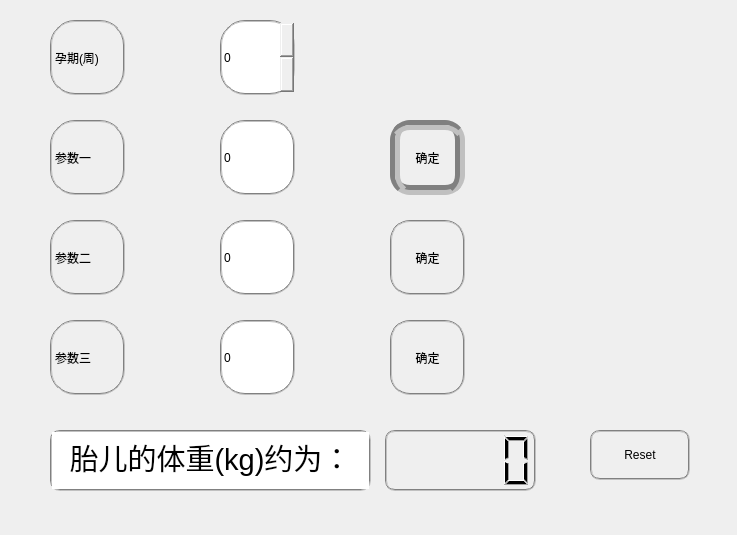
This is child.ui in LuoXubo/SUFE_Calculator as Qt 5 draws it before an edit. The edited form follows.
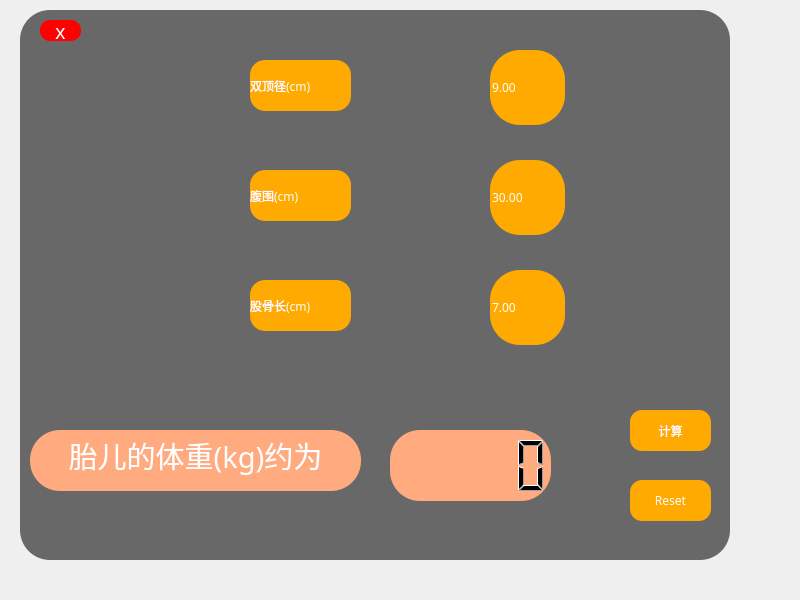
This is the edited form.

Commit message: 添加UI优化版本，最终版本还需确定

```diff
--- a/child.ui
+++ b/child.ui
@@ -6,256 +6,261 @@
    <rect>
     <x>0</x>
     <y>0</y>
-    <width>737</width>
-    <height>535</height>
+    <width>800</width>
+    <height>600</height>
    </rect>
   </property>
   <property name="font">
    <font>
+    <family>黑体</family>
     <pointsize>9</pointsize>
    </font>
   </property>
   <property name="windowTitle">
    <string>胎儿体重计算器</string>
   </property>
-  <widget class="QPushButton" name="ok_1">
-   <property name="geometry">
-    <rect>
-     <x>390</x>
-     <y>120</y>
-     <width>75</width>
-     <height>75</height>
-    </rect>
-   </property>
    <property name="styleSheet">
-    <string notr="true">border-radius: 20px; 
-border:10px groove gray;</string>
-   </property>
-   <property name="text">
-    <string>确定</string>
-   </property>
-  </widget>
-  <widget class="QPushButton" name="ok_2">
+   <string notr="true">border-radius:30px</string>
+  </property>
+  <widget class="QWidget" name="base_widget" native="true">
    <property name="geometry">
     <rect>
-     <x>390</x>
-     <y>220</y>
-     <width>75</width>
-     <height>75</height>
+     <x>20</x>
+     <y>10</y>
+     <width>710</width>
+     <height>550</height>
     </rect>
    </property>
    <property name="styleSheet">
-    <string notr="true">border-radius: 20px; 
-border:2px groove gray;</string>
+    <string notr="true">background-color: rgb(104, 104, 104);
+font: 15pt &quot;华文行楷&quot;;
+</string>
    </property>
-   <property name="text">
-    <string>确定</string>
-   </property>
-  </widget>
-  <widget class="QPushButton" name="ok_3">
-   <property name="geometry">
-    <rect>
-     <x>390</x>
-     <y>320</y>
-     <width>75</width>
-     <height>75</height>
-    </rect>
-   </property>
-   <property name="styleSheet">
-    <string notr="true">border-radius: 20px; 
-border:2px groove gray;</string>
-   </property>
-   <property name="text">
-    <string>确定</string>
-   </property>
-  </widget>
-  <widget class="QSpinBox" name="week">
-   <property name="geometry">
-    <rect>
-     <x>220</x>
-     <y>20</y>
-     <width>75</width>
-     <height>75</height>
-    </rect>
-   </property>
-   <property name="styleSheet">
-    <string notr="true">border-radius: 25px; 
-border:2px groove gray;</string>
-   </property>
-  </widget>
-  <widget class="QLabel" name="label">
-   <property name="geometry">
-    <rect>
-     <x>50</x>
-     <y>20</y>
-     <width>75</width>
-     <height>75</height>
-    </rect>
-   </property>
-   <property name="styleSheet">
-    <string notr="true">border-radius: 25px; 
-border:2px groove gray;</string>
-   </property>
-   <property name="text">
-    <string>孕期(周)</string>
-   </property>
-  </widget>
-  <widget class="QLabel" name="label_2">
-   <property name="geometry">
-    <rect>
-     <x>50</x>
-     <y>120</y>
-     <width>75</width>
-     <height>75</height>
-    </rect>
-   </property>
-   <property name="styleSheet">
-    <string notr="true">border-radius: 25px; 
-border:2px groove gray;</string>
-   </property>
-   <property name="text">
-    <string>参数一</string>
-   </property>
-  </widget>
-  <widget class="QLabel" name="label_3">
-   <property name="geometry">
-    <rect>
-     <x>50</x>
-     <y>220</y>
-     <width>75</width>
-     <height>75</height>
-    </rect>
-   </property>
-   <property name="styleSheet">
-    <string notr="true">border-radius: 25px; 
-border:2px groove gray;</string>
-   </property>
-   <property name="text">
-    <string>参数二</string>
-   </property>
-  </widget>
-  <widget class="QLabel" name="label_4">
-   <property name="geometry">
-    <rect>
-     <x>50</x>
-     <y>320</y>
-     <width>75</width>
-     <height>75</height>
-    </rect>
-   </property>
-   <property name="styleSheet">
-    <string notr="true">border-radius: 25px; 
-border:2px groove gray;</string>
-   </property>
-   <property name="text">
-    <string>参数三</string>
-   </property>
-  </widget>
   <widget class="QLineEdit" name="p_1">
    <property name="enabled">
     <bool>true</bool>
    </property>
    <property name="geometry">
     <rect>
-     <x>220</x>
-     <y>120</y>
+      <x>470</x>
+      <y>40</y>
      <width>75</width>
      <height>75</height>
     </rect>
    </property>
    <property name="styleSheet">
-    <string notr="true">border-radius: 25px; 
-border:2px groove gray;</string>
+     <string notr="true">font: 15pt &quot;华文行楷&quot;;
+color: rgb(255, 255, 255);
+background-color: rgb(255, 170, 0);</string>
    </property>
    <property name="text">
-    <string>0</string>
+     <string>9.00</string>
    </property>
   </widget>
   <widget class="QLineEdit" name="p_2">
    <property name="geometry">
     <rect>
-     <x>220</x>
-     <y>220</y>
+      <x>470</x>
+      <y>150</y>
      <width>75</width>
      <height>75</height>
     </rect>
    </property>
    <property name="styleSheet">
-    <string notr="true">border-radius: 25px; 
-border:2px groove gray;</string>
+     <string notr="true">background-color: rgb(104, 104, 104);
+font: 15pt &quot;华文行楷&quot;;
+color: rgb(255, 255, 255);
+background-color: rgb(255, 170, 0);</string>
    </property>
    <property name="text">
-    <string>0</string>
+     <string>30.00</string>
    </property>
   </widget>
   <widget class="QLineEdit" name="p_3">
    <property name="geometry">
     <rect>
-     <x>220</x>
-     <y>320</y>
+      <x>470</x>
+      <y>260</y>
      <width>75</width>
      <height>75</height>
     </rect>
    </property>
    <property name="styleSheet">
-    <string notr="true">border-radius: 25px; 
-border:2px groove gray;</string>
+     <string notr="true">background-color: rgb(104, 104, 104);
+font: 15pt &quot;华文行楷&quot;;
+color: rgb(255, 255, 255);
+background-color: rgb(255, 170, 0);</string>
    </property>
    <property name="text">
-    <string>0</string>
-   </property>
-  </widget>
-  <widget class="QLCDNumber" name="result">
+     <string>7.00</string>
+    </property>
+   </widget>
+   <widget class="QLabel" name="label_3">
    <property name="geometry">
     <rect>
-     <x>385</x>
-     <y>430</y>
-     <width>151</width>
-     <height>61</height>
+      <x>230</x>
+      <y>160</y>
+      <width>101</width>
+      <height>51</height>
     </rect>
    </property>
    <property name="styleSheet">
-    <string notr="true">border-radius: 10px; 
-border:2px groove gray;</string>
+     <string notr="true">background-color: rgb(104, 104, 104);
+font: 15pt &quot;华文行楷&quot;;
+color: rgb(255, 255, 255);
+background-color: rgb(255, 170, 0);
+border-radius: 15px</string>
+    </property>
+    <property name="text">
+     <string>腹围(cm)</string>
+    </property>
+   </widget>
+   <widget class="QLabel" name="label_4">
+    <property name="geometry">
+     <rect>
+      <x>230</x>
+      <y>270</y>
+      <width>101</width>
+      <height>51</height>
+     </rect>
+    </property>
+    <property name="styleSheet">
+     <string notr="true">background-color: rgb(104, 104, 104);
+font: 15pt &quot;华文行楷&quot;;
+color: rgb(255, 255, 255);
+background-color: rgb(255, 170, 0);
+border-radius: 15px</string>
+    </property>
+    <property name="text">
+     <string>股骨长(cm)</string>
+    </property>
+   </widget>
+   <widget class="QLabel" name="label_2">
+    <property name="geometry">
+     <rect>
+      <x>230</x>
+      <y>50</y>
+      <width>101</width>
+      <height>51</height>
+     </rect>
+    </property>
+    <property name="styleSheet">
+     <string notr="true">background-color: rgb(104, 104, 104);
+font: 15pt &quot;华文行楷&quot;;
+color: rgb(255, 255, 255);
+background-color: rgb(255, 170, 0);
+border-radius: 15px</string>
+    </property>
+    <property name="text">
+     <string>双顶径(cm)</string>
+    </property>
+   </widget>
+   <widget class="QPushButton" name="Reset">
+    <property name="geometry">
+     <rect>
+      <x>610</x>
+      <y>470</y>
+      <width>81</width>
+      <height>41</height>
+     </rect>
+    </property>
+    <property name="styleSheet">
+     <string notr="true">background-color: rgb(104, 104, 104);
+font: 15pt &quot;华文行楷&quot;;
+background-color: rgb(255, 170, 0);
+color: rgb(255, 255, 255);
+border-radius: 12px;</string>
+    </property>
+    <property name="text">
+     <string>Reset</string>
+    </property>
+   </widget>
+   <widget class="QPushButton" name="ok">
+    <property name="geometry">
+     <rect>
+      <x>610</x>
+      <y>400</y>
+      <width>81</width>
+      <height>41</height>
+     </rect>
+    </property>
+    <property name="styleSheet">
+     <string notr="true">background-color: rgb(104, 104, 104);
+font: 15pt &quot;华文行楷&quot;;
+background-color: rgb(255, 170, 0);
+color: rgb(255, 255, 255);
+border-radius: 12px;</string>
+    </property>
+    <property name="text">
+     <string>计算</string>
+    </property>
+   </widget>
+   <widget class="QPushButton" name="close">
+    <property name="geometry">
+     <rect>
+      <x>20</x>
+      <y>10</y>
+      <width>41</width>
+      <height>21</height>
+     </rect>
+    </property>
+    <property name="font">
+     <font>
+      <family>华文行楷</family>
+      <pointsize>15</pointsize>
+      <weight>50</weight>
+      <italic>false</italic>
+      <bold>false</bold>
+     </font>
+    </property>
+    <property name="styleSheet">
+     <string notr="true">background-color: rgb(255, 0, 0);
+color: rgb(255, 255, 255);
+border-radius: 10px; 
+font: &quot;SimSun-ExtB&quot;;</string>
+    </property>
+    <property name="text">
+     <string>x</string>
    </property>
   </widget>
   <widget class="QTextBrowser" name="textBrowser">
    <property name="geometry">
     <rect>
-     <x>50</x>
-     <y>430</y>
-     <width>321</width>
+      <x>10</x>
+      <y>420</y>
+      <width>331</width>
      <height>61</height>
     </rect>
    </property>
    <property name="styleSheet">
-    <string notr="true">border-radius: 10px; 
-border:2px groove gray;</string>
+     <string notr="true">background-color: rgb(104, 104, 104);
+font: 15pt &quot;华文行楷&quot;;
+background-color: rgb(255, 170, 127); 
+color: rgb(255, 255, 255);</string>
    </property>
    <property name="html">
     <string>&lt;!DOCTYPE HTML PUBLIC &quot;-//W3C//DTD HTML 4.0//EN&quot; &quot;http://www.w3.org/TR/REC-html40/strict.dtd&quot;&gt;
 &lt;html&gt;&lt;head&gt;&lt;meta name=&quot;qrichtext&quot; content=&quot;1&quot; /&gt;&lt;style type=&quot;text/css&quot;&gt;
 p, li { white-space: pre-wrap; }
-&lt;/style&gt;&lt;/head&gt;&lt;body style=&quot; font-family:'SimSun'; font-size:9pt; font-weight:400; font-style:normal;&quot;&gt;
-&lt;p align=&quot;center&quot; style=&quot; margin-top:0px; margin-bottom:0px; margin-left:0px; margin-right:0px; -qt-block-indent:0; text-indent:0px;&quot;&gt;&lt;span style=&quot; font-size:22pt;&quot;&gt;胎儿的体重(kg)约为：&lt;/span&gt;&lt;/p&gt;&lt;/body&gt;&lt;/html&gt;</string>
-   </property>
-  </widget>
-  <widget class="QPushButton" name="Reset">
+&lt;/style&gt;&lt;/head&gt;&lt;body style=&quot; font-family:'华文行楷'; font-size:15pt; font-weight:400; font-style:normal;&quot;&gt;
+&lt;p align=&quot;center&quot; style=&quot; margin-top:0px; margin-bottom:0px; margin-left:0px; margin-right:0px; -qt-block-indent:0; text-indent:0px;&quot;&gt;&lt;span style=&quot; font-family:'SimSun'; font-size:22pt;&quot;&gt;胎儿的体重(kg)约为&lt;/span&gt;&lt;/p&gt;&lt;/body&gt;&lt;/html&gt;</string>
+    </property>
+   </widget>
+   <widget class="QLCDNumber" name="result">
    <property name="geometry">
     <rect>
-     <x>590</x>
-     <y>430</y>
-     <width>100</width>
-     <height>50</height>
+      <x>370</x>
+      <y>420</y>
+      <width>161</width>
+      <height>71</height>
     </rect>
    </property>
    <property name="styleSheet">
-    <string notr="true">border-radius: 10px; 
-border:2px groove gray;</string>
-   </property>
-   <property name="text">
-    <string>Reset</string>
-   </property>
+     <string notr="true">background-color: rgb(104, 104, 104);
+font: 15pt &quot;华文行楷&quot;;
+background-color: rgb(255, 170, 127);</string>
+    </property>
+   </widget>
   </widget>
  </widget>
  <resources/>
```
Left out of the diff: 3 changed lines with no effect on the pictures. Lines whose indentation alone changed are shown as unchanged. The commit also changes 21 other files.
